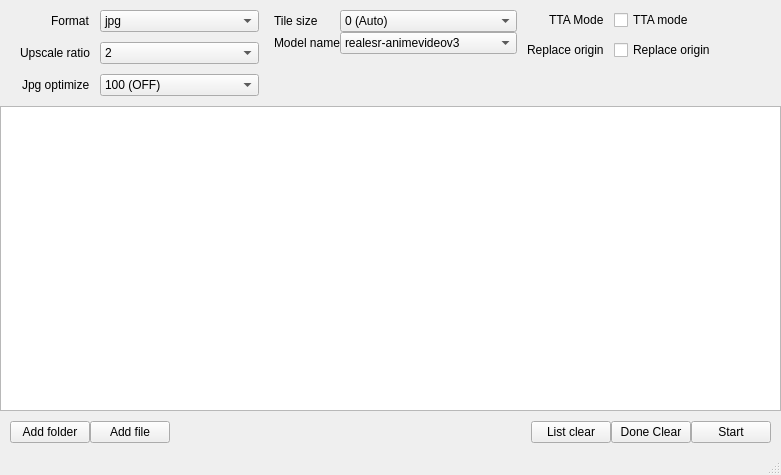
This is app/ui/MainWindow.ui in gyuha/comics-upscale as Qt 5 draws it before an edit. The edited form follows.
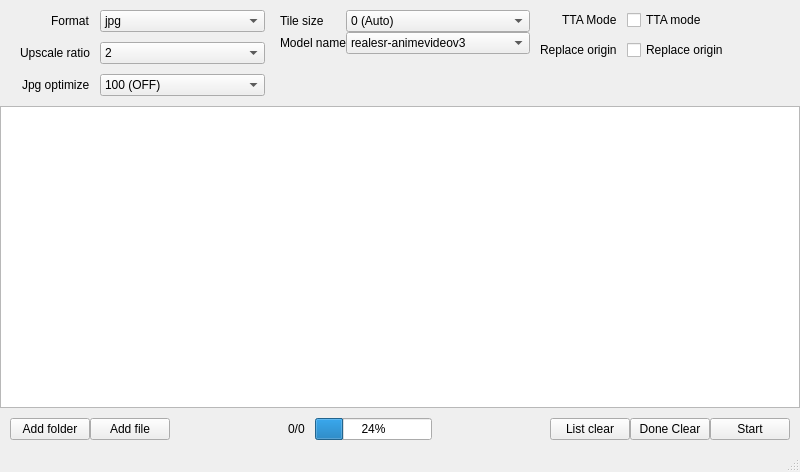
This is the edited form. Icons and pictures are not drawn.

Diff of the .ui file:
```diff
--- a/app/ui/MainWindow.ui
+++ b/app/ui/MainWindow.ui
@@ -6,13 +6,13 @@
    <rect>
     <x>0</x>
     <y>0</y>
-    <width>781</width>
-    <height>475</height>
+    <width>800</width>
+    <height>472</height>
    </rect>
   </property>
   <property name="minimumSize">
    <size>
-    <width>640</width>
+    <width>800</width>
     <height>0</height>
    </size>
   </property>
@@ -589,6 +589,49 @@
           </property>
          </spacer>
         </item>
+        <item>
+         <widget class="QLabel" name="lbl_state">
+          <property name="text">
+           <string>0/0</string>
+          </property>
+         </widget>
+        </item>
+        <item>
+         <spacer name="horizontalSpacer_3">
+          <property name="orientation">
+           <enum>Qt::Horizontal</enum>
+          </property>
+          <property name="sizeType">
+           <enum>QSizePolicy::Fixed</enum>
+          </property>
+          <property name="sizeHint" stdset="0">
+           <size>
+            <width>10</width>
+            <height>20</height>
+           </size>
+          </property>
+         </spacer>
+        </item>
+        <item>
+         <widget class="QProgressBar" name="pgb_state">
+          <property name="value">
+           <number>24</number>
+          </property>
+         </widget>
+        </item>
+        <item>
+         <spacer name="horizontalSpacer_2">
+          <property name="orientation">
+           <enum>Qt::Horizontal</enum>
+          </property>
+          <property name="sizeHint" stdset="0">
+           <size>
+            <width>40</width>
+            <height>20</height>
+           </size>
+          </property>
+         </spacer>
+        </item>
         <item>
          <widget class="QPushButton" name="btn_list_clear">
           <property name="text">
```
